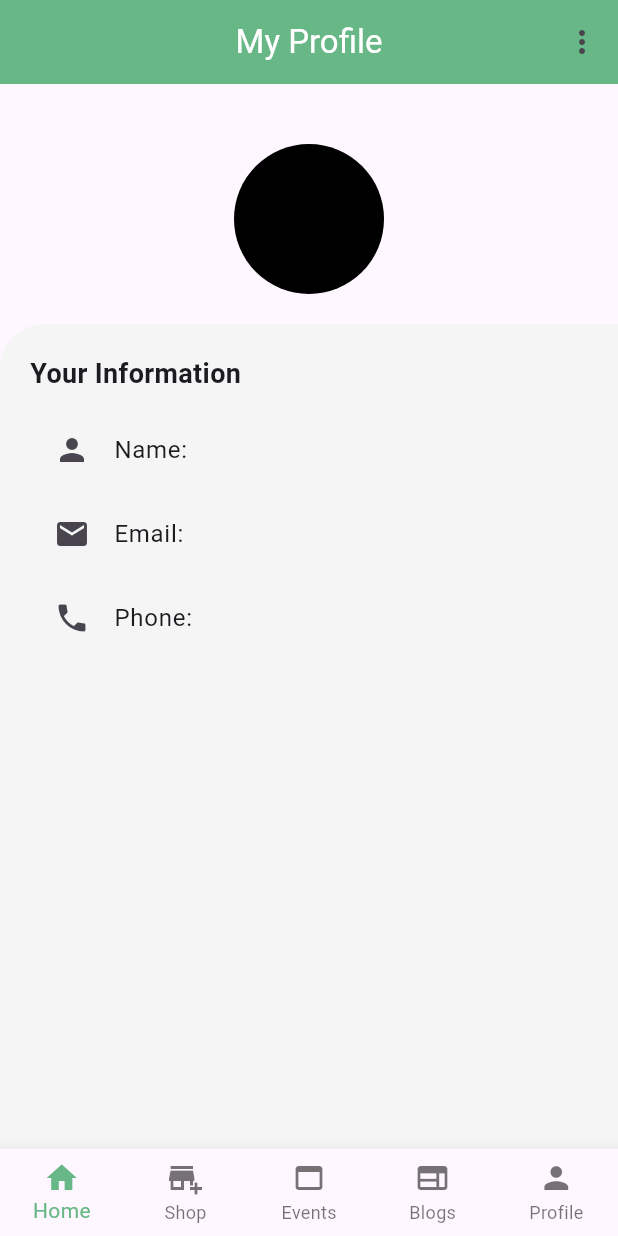
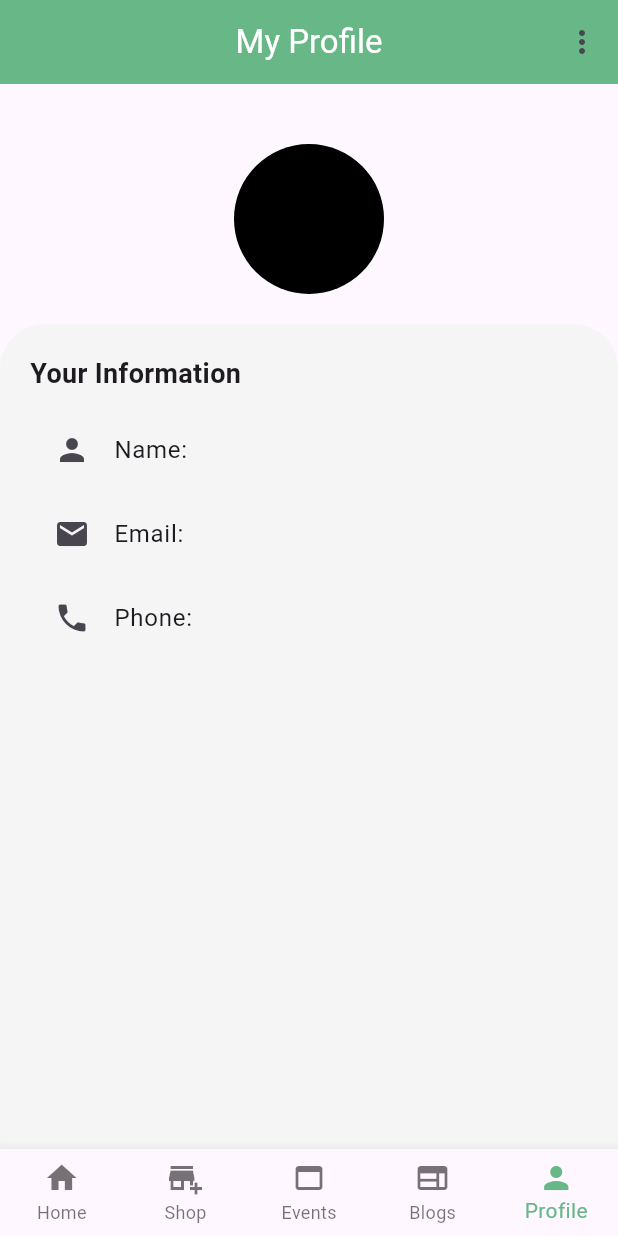
Before and after one commit to Safi32/cricket_app, a Flutter app: the BottomBar screen opened directly, item 5 of the bottom bar chosen, on a phone screen of 412 x 824 dp. Run offline on Flutter 3.47's test engine with Material 3 defaults, Android fonts, the phone set to English and light mode, and no system bars; our stand-ins replace cloud_firestore, firebase_auth, firebase_core, firebase_database, firebase_storage, image_picker and 3 more; accounts and stored records are empty.

Commit message:
up-to-date

```diff
--- a/lib/Screens/blogs_screen.dart
+++ b/lib/Screens/blogs_screen.dart
@@ -1,6 +1,5 @@
 import 'package:cricket_app/Screens/home_screen.dart';
 import 'package:cricket_app/utils/colors.dart';
-import 'package:cricket_app/widgets/bottom_bar.dart';
 import 'package:cricket_app/widgets/slider.dart';
 import 'package:flutter/material.dart';
 
@@ -11,7 +10,6 @@ class BlogsScreen extends StatelessWidget {
   @override
   Widget build(BuildContext context) {
     return Scaffold(
-      bottomNavigationBar: const BottomBar(),
       body: Column(
         children: [
           Stack(
--- a/lib/Screens/events_screen.dart
+++ b/lib/Screens/events_screen.dart
@@ -1,5 +1,4 @@
 import 'package:cricket_app/utils/colors.dart';
-import 'package:cricket_app/widgets/bottom_bar.dart';
 import 'package:cricket_app/widgets/upcoming/previous_event.dart';
 import 'package:flutter/material.dart';
 
@@ -15,7 +14,6 @@ class _EventsScreenState extends State<EventsScreen> {
   @override
   Widget build(BuildContext context) {
     return Scaffold(
-      bottomNavigationBar: const BottomBar(),
       backgroundColor: Colors.grey.shade300,
       body: Column(
         children: [
--- a/lib/Screens/home_screen.dart
+++ b/lib/Screens/home_screen.dart
@@ -2,7 +2,6 @@ import 'package:cloud_firestore/cloud_firestore.dart';
 import 'package:cricket_app/Screens/auth_screen/login.dart';
 import 'package:cricket_app/Screens/my_profile.dart';
 import 'package:cricket_app/utils/colors.dart';
-import 'package:cricket_app/widgets/bottom_bar.dart';
 import 'package:cricket_app/widgets/page_view/page_01.dart';
 import 'package:cricket_app/widgets/tickets.dart';
 import 'package:firebase_auth/firebase_auth.dart';
@@ -48,7 +47,6 @@ class _HomeScreenState extends State<HomeScreen> {
   @override
   Widget build(BuildContext context) {
     return Scaffold(
-      bottomNavigationBar: const BottomBar(),
       backgroundColor: backgroundColor,
       appBar: PreferredSize(
         preferredSize: const Size.fromHeight(kToolbarHeight),
--- a/lib/Screens/my_profile.dart
+++ b/lib/Screens/my_profile.dart
@@ -1,6 +1,5 @@
 import 'package:cloud_firestore/cloud_firestore.dart';
 import 'package:cricket_app/Screens/auth_screen/login.dart';
-import 'package:cricket_app/widgets/bottom_bar.dart';
 import 'package:firebase_auth/firebase_auth.dart';
 import 'package:flutter/material.dart';
 import 'package:shared_preferences/shared_preferences.dart';
@@ -9,6 +8,9 @@ final _firebase = FirebaseAuth.instance;
 
 class UserProfile extends StatefulWidget {
   static const routeName = "userProfile";
+
+  final user;
+  UserProfile(this.user);
 
   @override
   State<UserProfile> createState() => _UserProfileState();
@@ -21,6 +23,7 @@ class _UserProfileState extends State<UserProfile> {
   @override
   void initState() {
     _getUserData();
+    user = widget.user;
     super.initState();
   }
 
@@ -44,7 +47,6 @@ class _UserProfileState extends State<UserProfile> {
   @override
   Widget build(BuildContext context) {
     return Scaffold(
-      bottomNavigationBar: const BottomBar(),
       appBar: AppBar(
         automaticallyImplyLeading: false,
         backgroundColor: const Color(0xFF68B787),
@@ -101,12 +103,10 @@ class _UserProfileState extends State<UserProfile> {
                 padding: const EdgeInsets.all(20),
                 child: Column(
                   children: [
-                    const SizedBox(height: 20),
-                    Positioned(
-                      child: CircleAvatar(
-                        radius: 50,
-                        backgroundColor: Colors.black,
-                      ),
+                    SizedBox(height: 20),
+                    CircleAvatar(
+                      radius: 50,
+                      backgroundColor: Colors.black,
                     ),
                   ],
                 ),
@@ -120,6 +120,7 @@ class _UserProfileState extends State<UserProfile> {
                   color: Colors.grey.shade100,
                   borderRadius: BorderRadius.only(
                     topLeft: Radius.circular(30),
+                    topRight: Radius.circular(30),
                   )),
               child: Column(
                 crossAxisAlignment: CrossAxisAlignment.start,
@@ -135,15 +136,15 @@ class _UserProfileState extends State<UserProfile> {
                   ListTile(
                     leading: const Icon(Icons.person),
                     title:
-                        Text('Name: ${user != null ? user!["username"] : ""}'),
+                        Text('Name: ${user != null ? user["username"] : ""}'),
                   ),
                   ListTile(
                     leading: const Icon(Icons.email),
-                    title: Text('Email: ${user != null ? user!["email"] : ""}'),
+                    title: Text('Email: ${user != null ? user["email"] : ""}'),
                   ),
                   ListTile(
                     leading: const Icon(Icons.phone),
-                    title: Text('Phone: ${user != null ? user!["phone"] : ""}'),
+                    title: Text('Phone: ${user != null ? user["phone"] : ""}'),
                   )
                 ],
               ),
--- a/lib/main.dart
+++ b/lib/main.dart
@@ -8,6 +8,7 @@ import 'package:cricket_app/Screens/splash_screen.dart';
 import 'package:cricket_app/Screens/teams_screen/teams_screen.dart';
 import 'package:cricket_app/widgets/shop.dart';
 import 'package:cricket_app/widgets/tickets.dart';
+import 'package:firebase_auth/firebase_auth.dart';
 import 'package:firebase_core/firebase_core.dart';
 import 'package:flutter/material.dart';
 
@@ -30,13 +31,13 @@ class MyApp extends StatelessWidget {
       home: SplashScreen(),
       routes: {
         '/home': (context) => HomeScreen(),
-        '/login': (context) => LogInScreen(),
+        '/login': (context) => const LogInScreen(),
         SignUpScreen.routeName: (context) => const SignUpScreen(),
         TeamsScreen.routeName: (context) => const TeamsScreen(),
         EventsScreen.routeName: (context) => const EventsScreen(),
         BlogsScreen.routeName: (context) => const BlogsScreen(),
         TicketsScreen.routeName: (context) => const TicketsScreen(),
-        UserProfile.routeName: (context) => UserProfile(),
+        UserProfile.routeName: (context) => UserProfile(User),
         ShopScreen.routeName: (context) => const ShopScreen(),
       },
     );
--- a/lib/widgets/bottom_bar.dart
+++ b/lib/widgets/bottom_bar.dart
@@ -1,9 +1,12 @@
+import 'package:cloud_firestore/cloud_firestore.dart';
 import 'package:cricket_app/Screens/blogs_screen.dart';
 import 'package:cricket_app/Screens/events_screen.dart';
+import 'package:cricket_app/Screens/home_screen.dart';
 import 'package:cricket_app/Screens/my_profile.dart';
 import 'package:cricket_app/utils/colors.dart';
 import 'package:cricket_app/widgets/shop.dart';
 import 'package:flutter/material.dart';
+import 'package:shared_preferences/shared_preferences.dart';
 
 class BottomBar extends StatefulWidget {
   const BottomBar({Key? key}) : super(key: key);
@@ -14,34 +17,40 @@ class BottomBar extends StatefulWidget {
 
 class _BottomBarState extends State<BottomBar> {
   int _selectedIndex = 0;
+  var user;
+  List _users = [];
 
   void _onItemTapped(int index) {
     setState(() {
       _selectedIndex = index;
     });
+  }
 
-    switch (index) {
-      case 0:
-        Navigator.pushReplacementNamed(context, '/home');
-        break;
-      case 1:
-        Navigator.pushReplacementNamed(context, ShopScreen.routeName);
-        break;
-      case 2:
-        Navigator.pushReplacementNamed(context, EventsScreen.routeName);
-        break;
-      case 3:
-        Navigator.pushReplacementNamed(context, BlogsScreen.routeName);
-        break;
-      case 4:
-        Navigator.pushReplacementNamed(context, UserProfile.routeName);
-        break;
+  @override
+  void initState() {
+    super.initState();
+    _getUserData();
   }
+
+  void _getUserData() async {
+    final SharedPreferences prefs = await SharedPreferences.getInstance();
+    final id = prefs.getString('id');
+    QuerySnapshot querySnapshot =
+        await FirebaseFirestore.instance.collection('acoounts').get();
+
+    _users = querySnapshot.docs.map((doc) {
+      return doc.data() as Map<String, dynamic>;
+    }).toList();
+
+    user = _users.firstWhere((element) {
+      return element["UserId"] == id;
+    });
   }
 
   @override
   Widget build(BuildContext context) {
-    return BottomNavigationBar(
+    return Scaffold(
+      bottomNavigationBar: BottomNavigationBar(
         type: BottomNavigationBarType.fixed,
         items: const <BottomNavigationBarItem>[
           BottomNavigationBarItem(
@@ -68,6 +77,18 @@ class _BottomBarState extends State<BottomBar> {
         currentIndex: _selectedIndex,
         selectedItemColor: primaryColor,
         onTap: _onItemTapped,
+      ),
+      body: _selectedIndex == 0
+          ? HomeScreen()
+          : _selectedIndex == 1
+              ? const ShopScreen()
+              : _selectedIndex == 2
+                  ? const EventsScreen()
+                  : _selectedIndex == 3
+                      ? const BlogsScreen()
+                      : _selectedIndex == 4
+                          ? UserProfile(user)
+                          : const SizedBox(),
     );
   }
 }
```
Also changed, not shown: lib/Screens/auth_screen/login.dart (+6 -2 lines), lib/Screens/main_screen.dart (deleted, +0 -10 lines), lib/widgets/kits.dart (+10 -4 lines), lib/widgets/shop.dart (+6 -8 lines), assets/kit1.png (added), assets/kit2.png (added), assets/kit3.png (added), assets/kit4.png (added), assets/kit5.png (added), assets/kit6.png (added). Lines whose indentation alone changed are shown as unchanged.
